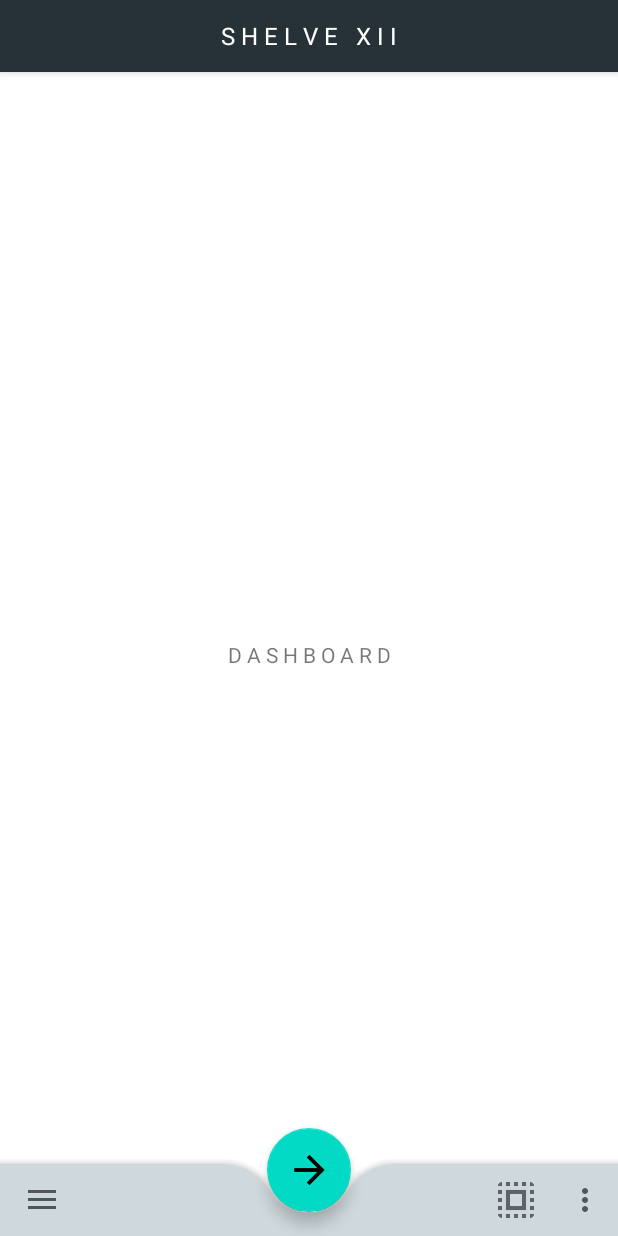
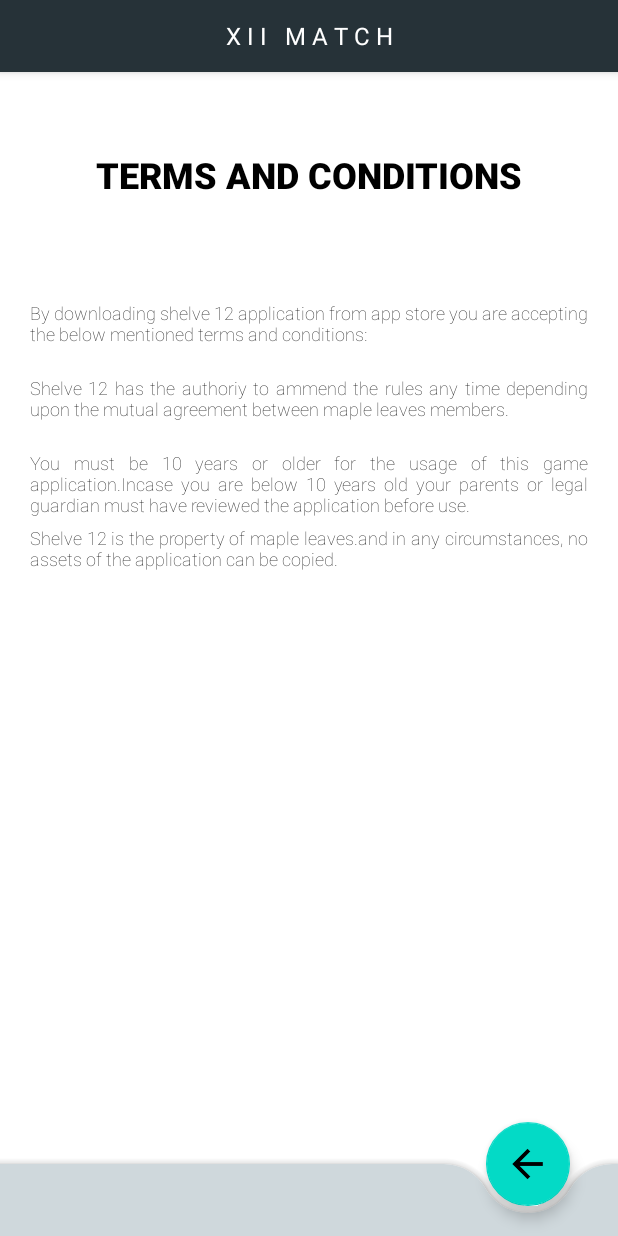
Before and after one commit to jays31/shelve12, an Android app: the screen it shows after launch (DashboardActivity before the commit, TermsConditions after it), in the side drawer, after a tap on "Terms", on a phone screen of 412 x 824 dp. Run offline under Robolectric (Android 15) with nearby library versions, the phone set to English and light mode, and no system bars.

Commit message:
Terms and conditiions screen fully furnished

```diff
--- a/app/src/main/AndroidManifest.xml
+++ b/app/src/main/AndroidManifest.xml
@@ -11,6 +11,7 @@
         android:theme="@style/AppTheme">
         <activity android:name=".PlayActivity"></activity>
         <activity android:name=".QrCode"></activity>
+        <activity android:name=".TermsConditions"></activity>
         <activity
             android:name=".DashboardActivity"
             android:label="@string/app_name"
--- a/app/src/main/java/jays/dal/test/DashboardActivity.java
+++ b/app/src/main/java/jays/dal/test/DashboardActivity.java
@@ -132,6 +132,8 @@ public class DashboardActivity extends AppCompatActivity
         } else if (id == R.id.tutorial) {
 
         } else if (id == R.id.terms) {
+            Intent myIntent = new Intent(DashboardActivity.this, TermsConditions.class);
+            startActivity(myIntent);
 
         } else if (id == R.id.action_settings) {
 
--- /dev/null
+++ b/app/src/main/java/jays/dal/test/TermsConditions.java
@@ -0,0 +1,31 @@
+package jays.dal.test;
+
+import android.content.Intent;
+import android.os.Bundle;
+import android.view.View;
+import android.widget.TextView;
+
+import com.google.android.material.bottomappbar.BottomAppBar;
+import com.google.android.material.floatingactionbutton.FloatingActionButton;
+
+import androidx.appcompat.app.AppCompatActivity;
+
+
+public class TermsConditions extends AppCompatActivity {
+    protected void onCreate(Bundle savedInstanceState) {
+        super.onCreate(savedInstanceState);
+        setContentView(R.layout.terms_condition);
+
+        BottomAppBar bar = (BottomAppBar) findViewById(R.id.bottomAppBar2);
+        FloatingActionButton fab = (FloatingActionButton) findViewById(R.id.fab);
+        fab.setOnClickListener(new View.OnClickListener() {
+            @Override
+            public void onClick(View view) {
+                Intent myIntent = new Intent(TermsConditions.this, DashboardActivity.class);
+                startActivity(myIntent);
+
+            }
+        });
+    }
+
+    }
--- /dev/null
+++ b/app/src/main/res/layout/terms_condition.xml
@@ -0,0 +1,144 @@
+<?xml version="1.0" encoding="utf-8"?>
+
+<androidx.coordinatorlayout.widget.CoordinatorLayout
+
+    xmlns:android="http://schemas.android.com/apk/res/android"
+    xmlns:app="http://schemas.android.com/apk/res-auto"
+    xmlns:tools="http://schemas.android.com/tools"
+    android:layout_width="match_parent"
+    android:layout_height="match_parent"
+    tools:context=".QrCode"
+    android:orientation="vertical"
+    >
+
+    <TextView
+        android:layout_width="match_parent"
+
+        android:layout_height="match_parent"
+        android:layout_marginLeft="20dp"
+        android:layout_marginTop="100dp"
+        android:layout_marginRight="20dp"
+        android:fontFamily="sans-serif-black"
+        android:lineSpacingExtra="8sp"
+        android:text="TERMS AND CONDITIONS"
+        android:textAlignment="center"
+        android:textAppearance="@style/TextAppearance.AppCompat"
+        android:textColor="@android:color/black"
+        android:textSize="24sp"
+        android:textStyle="bold"
+        android:typeface="sans"
+        android:visibility="visible" />
+
+    <TextView
+        android:id="@+id/terms_and_conditions"
+        android:layout_width="match_parent"
+
+        android:layout_height="match_parent"
+        android:layout_marginLeft="20dp"
+        android:layout_marginTop="200dp"
+        android:layout_marginRight="20dp"
+        android:fontFamily="sans-serif-thin"
+        android:text="@string/terms_and_conditions"
+        android:justificationMode="inter_word"
+        android:textAlignment="viewStart"
+        android:textAppearance="@style/TextAppearance.AppCompat"
+        android:textColor="@android:color/black"
+        android:textSize="12sp" />
+
+    <TextView
+
+        android:layout_width="match_parent"
+
+        android:layout_height="match_parent"
+        android:layout_marginLeft="20dp"
+        android:layout_marginTop="250dp"
+        android:layout_marginRight="20dp"
+        android:fontFamily="sans-serif-thin"
+        android:text="@string/point1"
+        android:textAlignment="viewStart"
+        android:justificationMode="inter_word"
+        android:textAppearance="@style/TextAppearance.AppCompat"
+        android:textColor="@android:color/black"
+        android:textSize="12sp" />
+
+    <TextView
+
+        android:layout_width="match_parent"
+
+        android:layout_height="match_parent"
+        android:layout_marginLeft="20dp"
+        android:layout_marginTop="300dp"
+        android:layout_marginRight="20dp"
+        android:fontFamily="sans-serif-thin"
+        android:text="@string/point2"
+        android:justificationMode="inter_word"
+        android:textAppearance="@style/TextAppearance.AppCompat"
+        android:textColor="@android:color/black"
+        android:textSize="12sp" />
+    <TextView
+
+        android:layout_width="match_parent"
+
+        android:layout_height="match_parent"
+        android:layout_marginLeft="20dp"
+        android:layout_marginTop="350dp"
+        android:layout_marginRight="20dp"
+        android:fontFamily="sans-serif-thin"
+        android:text="@string/point3"
+        android:justificationMode="inter_word"
+        android:textAlignment="viewStart"
+        android:textAppearance="@style/TextAppearance.AppCompat"
+        android:textColor="@android:color/black"
+        android:textSize="12sp" />
+
+    <com.google.android.material.appbar.AppBarLayout
+        android:layout_width="match_parent"
+        android:layout_height="wrap_content"
+        android:theme="@style/AppTheme.AppBarOverlay">
+
+        <androidx.appcompat.widget.Toolbar
+            android:id="@+id/toolbar"
+            android:layout_width="match_parent"
+            android:layout_height="48dp"
+            android:background="@android:color/transparent"
+            app:popupTheme="@style/AppTheme.PopupOverlay">
+
+            <TextView
+                android:layout_width="wrap_content"
+                android:layout_height="wrap_content"
+                android:text="X I I   M A T C H"
+                android:textSize="16dp"
+                android:textColor="@android:color/white"
+                android:layout_gravity="center"
+                android:id="@+id/toolbar_title"
+                />
+
+        </androidx.appcompat.widget.Toolbar>
+
+    </com.google.android.material.appbar.AppBarLayout>
+
+
+    <com.google.android.material.bottomappbar.BottomAppBar
+        android:id="@+id/bottomAppBar2"
+        android:layout_width="match_parent"
+        android:layout_height="48dp"
+        android:layout_gravity="bottom"
+        app:backgroundTint="@color/blueGray100"
+        app:buttonGravity="bottom|top"
+        app:fabAlignmentMode="end"
+        app:fabCradleRoundedCornerRadius="32dp">
+
+    </com.google.android.material.bottomappbar.BottomAppBar>
+
+    <com.google.android.material.floatingactionbutton.FloatingActionButton
+        android:id="@+id/fab"
+        android:layout_width="wrap_content"
+        android:layout_height="wrap_content"
+        app:fabSize="normal"
+        app:layout_anchor="@id/bottomAppBar2"
+        app:srcCompat="@raw/ic_left_arrow"
+        />
+
+
+
+</androidx.coordinatorlayout.widget.CoordinatorLayout>
--- a/app/src/main/res/values/strings.xml
+++ b/app/src/main/res/values/strings.xml
@@ -14,4 +14,20 @@
     <string name="tutorial">Tutorial</string>
     <string name="action_settings">Settings</string>
 
+    <string name="terms_and_conditions">
+        By downloading shelve 12 application from app store you are accepting the below mentioned terms and conditions:
+              </string>
+
+    <string name="point1">
+        Shelve 12 has the authoriy to ammend the rules any time depending upon the mutual agreement between maple leaves members.
+    </string>
+
+    <string name="point2">
+         You must be 10 years or older for the usage of this game application.Incase you are below 10 years old your parents or legal guardian must have reviewed the application before use.
+    </string>
+
+    <string name="point3">
+        Shelve 12 is the property of maple leaves.and in any circumstances, no assets of the application can be copied.
+    </string>
+
 </resources>
```
